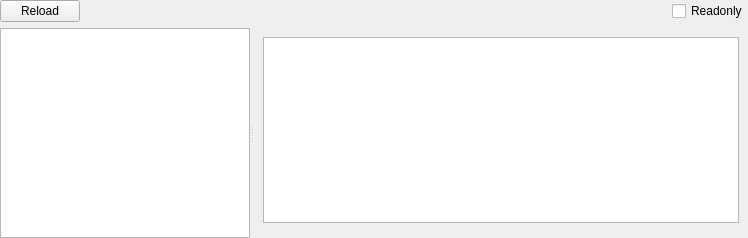
Before: the Qt Designer form MACH/machwidget.ui in horsicq/FormatWidgets, drawn with Qt 5.
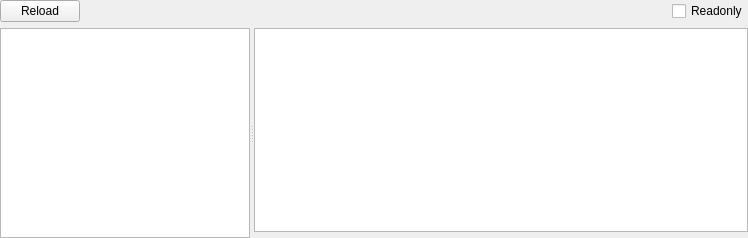
After: the same form once the commit is applied. The open tabs and pages were chosen to show the change. Custom widgets are drawn as their Qt base class.

The edit to the form file:
```diff
--- a/MACH/machwidget.ui
+++ b/MACH/machwidget.ui
@@ -260,6 +260,18 @@
       </widget>
       <widget class="QWidget" name="page_sections">
        <layout class="QVBoxLayout" name="verticalLayout_5">
+        <property name="leftMargin">
+         <number>0</number>
+        </property>
+        <property name="topMargin">
+         <number>0</number>
+        </property>
+        <property name="rightMargin">
+         <number>0</number>
+        </property>
+        <property name="bottomMargin">
+         <number>0</number>
+        </property>
         <item>
          <widget class="QTableWidget" name="tableWidget_sections">
           <property name="sizePolicy">
```
Left out of the diff: 34 changed lines with no effect on the pictures.
